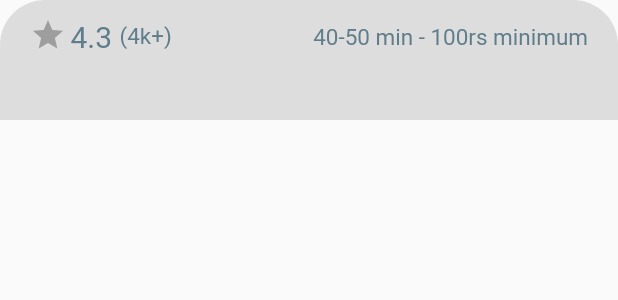
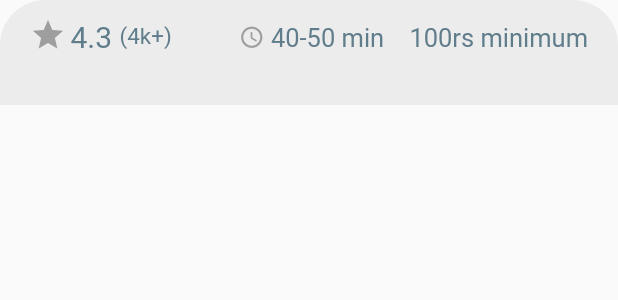
Before and after one commit to sufiyaanusmani/Blink, a Flutter app: the MenuInfoContainer widget shown alone on an empty page, opened directly, on a phone screen of 412 x 824 dp. Shown: the top 300 px of the screen. Run offline on Flutter 3.47's test engine with Material 2 defaults, Android fonts, the phone set to English and light mode, and no system bars; our stand-ins replace animated_text_kit, flutter_slidable, google_fonts, google_nav_bar, grouped_list, shared_preferences and 1 more; missing offline and left inert: mysql_client, slide_to_act_reborn; accounts and stored records are empty.

Commit message:
misc desigin ki esi finishing

```diff
--- a/lib/components/animated_detail_header.dart
+++ b/lib/components/animated_detail_header.dart
@@ -116,11 +116,14 @@ class AnimatedDetailHeader extends StatelessWidget {
           top: null,
           child: TranslateAnimation(
             child: Container(
-              height: 30,
+              height: 20,
               decoration: BoxDecoration(
                 color: Color.fromARGB(255, 255, 255, 255),
-                borderRadius: BorderRadius.vertical(
-                  top: Radius.circular(20),
+                borderRadius: BorderRadius.only(
+                  topLeft: Radius.elliptical(
+                      30, 10), // Adjust the values for the ellipse
+                  topRight: Radius.elliptical(
+                      30, 10), // Adjust the values for the ellipse
                 ),
               ),
             ),
@@ -139,10 +142,10 @@ class MenuInfoContainer extends StatelessWidget {
   @override
   Widget build(BuildContext context) {
     return Container(
-        height: 80,
+        height: 70,
         padding: const EdgeInsets.symmetric(horizontal: 20, vertical: 10),
         decoration: BoxDecoration(
-          color: Color.fromARGB(255, 221, 221, 221),
+          color: Color.fromARGB(255, 236, 236, 236),
           borderRadius: BorderRadius.vertical(
             top: Radius.circular(30),
           ),
@@ -177,13 +180,21 @@ class MenuInfoContainer extends StatelessWidget {
               ],
             ),
             Container(
-              margin: EdgeInsets.only(top: 6),
-              child: Text(
-                "40-50 min - 100rs minimum",
-                style: TextStyle(
-                  color: Colors.blueGrey,
-                  fontSize: 15,
-                ),
+              margin: EdgeInsets.only(top: 5),
+              child: Row(
+                crossAxisAlignment: CrossAxisAlignment.center,
+                children: [
+                  Icon(Icons.access_time_rounded, color: Colors.grey, size: 17),
+                  Container(
+                    child: Text(
+                      " 40-50 min    100rs minimum",
+                      style: TextStyle(
+                        color: Colors.blueGrey,
+                        fontSize: 17,
+                      ),
+                    ),
+                  ),
+                ],
               ),
             ),
           ],
```
Also changed, not shown: lib/components/restaurant_card.dart (+15 -9 lines), lib/screens/RestrauntHelperfiles/sliver_body_items.dart (+37 -0 lines), lib/screens/restaurant_screen.dart (+6 -5 lines).
